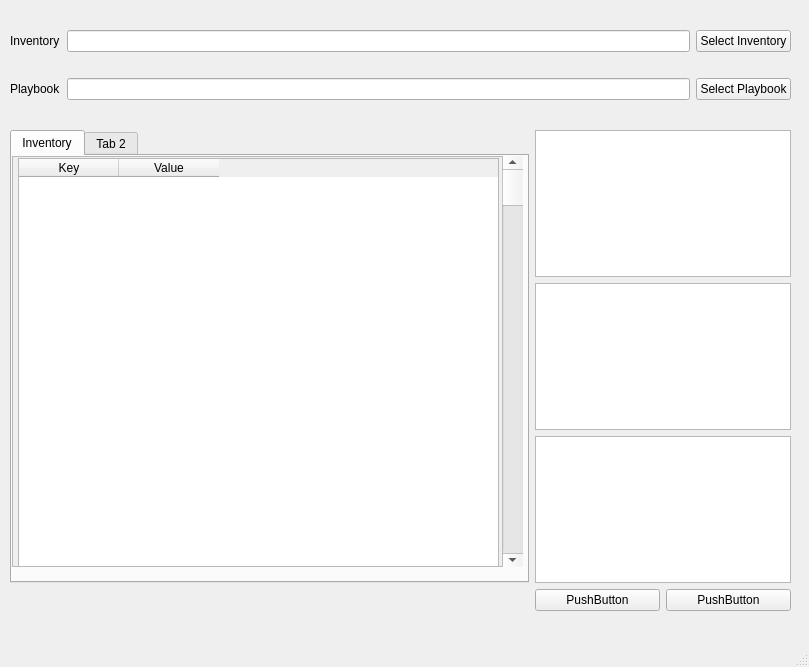
The window that mainwindow.ui (CheesyPanda42/ansible_gui) describes before a commit, drawn with Qt 5.
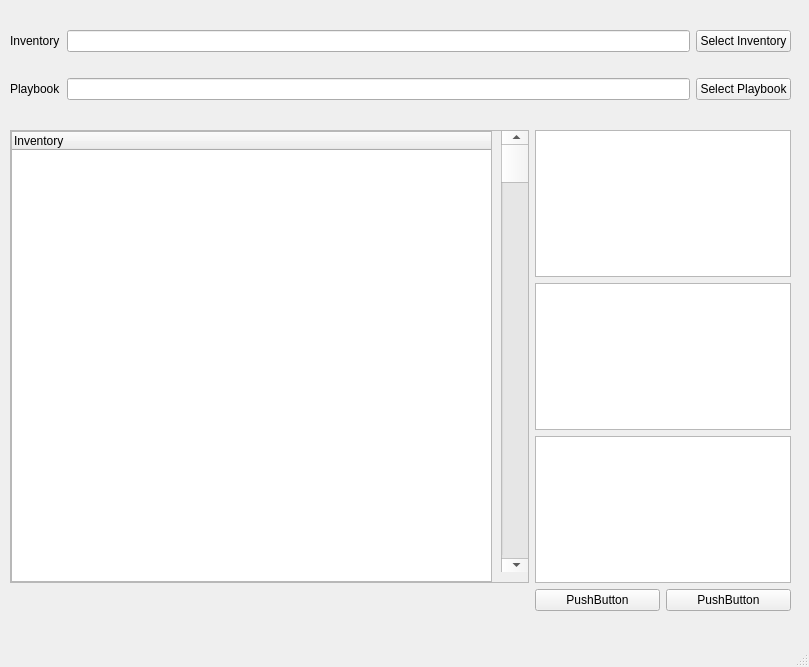
The same window after the commit.

Commit message: Add extra lines to git ignore

```diff
--- a/mainwindow.ui
+++ b/mainwindow.ui
@@ -111,23 +111,7 @@
       </widget>
      </item>
      <item row="0" column="0" rowspan="3">
-      <widget class="QTabWidget" name="tab_variable_viewer">
-       <property name="currentIndex">
-        <number>0</number>
-       </property>
-       <widget class="QWidget" name="tb_inventory">
-        <attribute name="title">
-         <string>Inventory</string>
-        </attribute>
         <widget class="QScrollArea" name="scrollArea">
-         <property name="geometry">
-          <rect>
-           <x>0</x>
-           <y>0</y>
-           <width>491</width>
-           <height>411</height>
-          </rect>
-         </property>
          <property name="widgetResizable">
           <bool>true</bool>
          </property>
@@ -136,45 +120,35 @@
            <rect>
             <x>0</x>
             <y>0</y>
-            <width>489</width>
-            <height>409</height>
-           </rect>
-          </property>
-          <widget class="QTableWidget" name="tbl_inventory_vars">
+          <width>515</width>
+          <height>443</height>
+         </rect>
+        </property>
+        <widget class="QTreeWidget" name="tree_playbook_breakdown">
            <property name="geometry">
             <rect>
-             <x>5</x>
-             <y>1</y>
+           <x>0</x>
+           <y>0</y>
              <width>481</width>
-             <height>411</height>
-            </rect>
-           </property>
-           <property name="sortingEnabled">
+           <height>451</height>
+          </rect>
+         </property>
+         <property name="animated">
             <bool>true</bool>
            </property>
-           <property name="columnCount">
-            <number>2</number>
-           </property>
            <column>
             <property name="text">
-             <string>Key</string>
-            </property>
-           </column>
-           <column>
-            <property name="text">
-             <string>Value</string>
-            </property>
-           </column>
-          </widget>
-         </widget>
+           <string>Inventory</string>
+          </property>
+         </column>
         </widget>
         <widget class="QScrollBar" name="verticalScrollBar">
          <property name="geometry">
           <rect>
            <x>490</x>
            <y>0</y>
-           <width>21</width>
-           <height>411</height>
+           <width>31</width>
+           <height>441</height>
           </rect>
          </property>
          <property name="orientation">
@@ -182,14 +156,6 @@
          </property>
         </widget>
        </widget>
-       <widget class="QWidget" name="tab_2">
-        <property name="enabled">
-         <bool>false</bool>
-        </property>
-        <attribute name="title">
-         <string>Tab 2</string>
-        </attribute>
-       </widget>
       </widget>
      </item>
     </layout>
```
Lines whose indentation alone changed are shown as unchanged. The commit also changes 1 other file.
